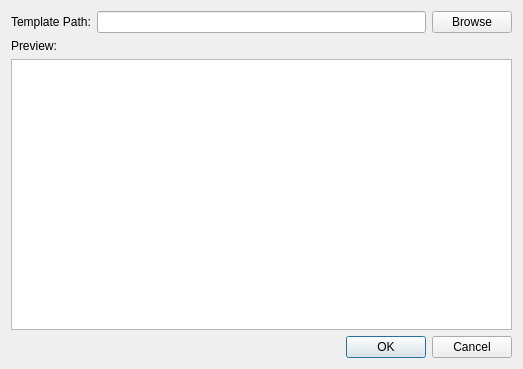
The window that src/kdefrontend/ui/TemplateChooserDialog.ui (Physolia/labplot) describes before a commit, drawn with Qt 5.
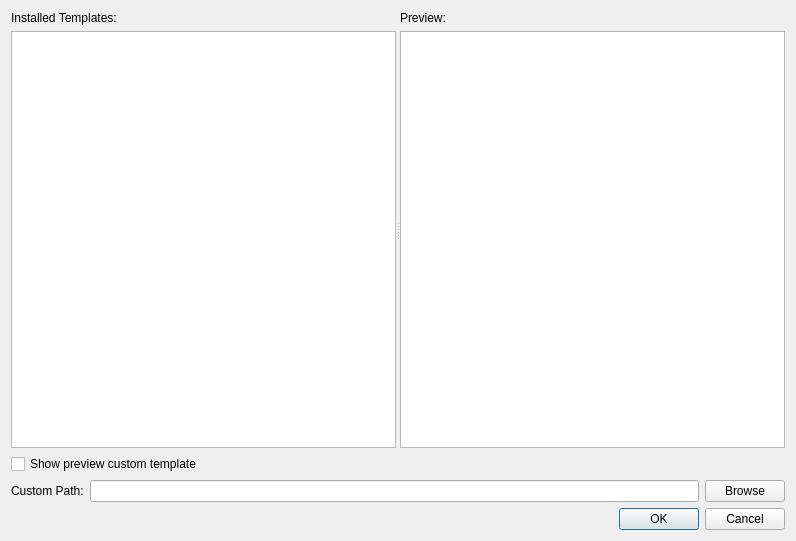
The same window after the commit.

Patch:
```diff
--- a/src/kdefrontend/ui/TemplateChooserDialog.ui
+++ b/src/kdefrontend/ui/TemplateChooserDialog.ui
@@ -6,20 +6,72 @@
    <rect>
     <x>0</x>
     <y>0</y>
-    <width>523</width>
-    <height>369</height>
+    <width>796</width>
+    <height>541</height>
    </rect>
   </property>
   <property name="windowTitle">
    <string>Dialog</string>
   </property>
-  <layout class="QVBoxLayout" name="verticalLayout">
+  <layout class="QVBoxLayout" name="verticalLayout_2">
+   <item>
+    <widget class="QSplitter" name="splitter">
+     <property name="sizePolicy">
+      <sizepolicy hsizetype="Expanding" vsizetype="Expanding">
+       <horstretch>0</horstretch>
+       <verstretch>0</verstretch>
+      </sizepolicy>
+     </property>
+     <property name="orientation">
+      <enum>Qt::Horizontal</enum>
+     </property>
+     <widget class="QWidget" name="layoutWidget">
+      <layout class="QVBoxLayout" name="verticalLayout">
+       <item>
+        <widget class="QLabel" name="label_3">
+         <property name="text">
+          <string>Installed Templates:</string>
+         </property>
+        </widget>
+       </item>
+       <item>
+        <widget class="QListView" name="lvInstalledTemplates"/>
+       </item>
+      </layout>
+     </widget>
+     <widget class="QWidget" name="layoutWidget">
+      <layout class="QVBoxLayout" name="lPreview">
+       <item>
+        <widget class="QLabel" name="label_2">
+         <property name="text">
+          <string>Preview:</string>
+         </property>
+        </widget>
+       </item>
+       <item>
+        <widget class="QTextEdit" name="teMessage">
+         <property name="readOnly">
+          <bool>true</bool>
+         </property>
+        </widget>
+       </item>
+      </layout>
+     </widget>
+    </widget>
+   </item>
+   <item>
+    <widget class="QCheckBox" name="cbCustomTemplatePreview">
+     <property name="text">
+      <string>Show preview custom template</string>
+     </property>
+    </widget>
+   </item>
    <item>
     <layout class="QHBoxLayout" name="horizontalLayout">
      <item>
       <widget class="QLabel" name="label">
        <property name="text">
-        <string>Template Path:</string>
+        <string>Custom Path:</string>
        </property>
       </widget>
      </item>
@@ -35,24 +87,6 @@
      </item>
     </layout>
    </item>
-   <item>
-    <layout class="QVBoxLayout" name="lPreview">
-     <item>
-      <widget class="QLabel" name="label_2">
-       <property name="text">
-        <string>Preview:</string>
-       </property>
-      </widget>
-     </item>
-     <item>
-      <widget class="QTextEdit" name="teMessage">
-       <property name="readOnly">
-        <bool>true</bool>
-       </property>
-      </widget>
-     </item>
-    </layout>
-   </item>
    <item>
     <widget class="QDialogButtonBox" name="buttonBox">
      <property name="orientation">
```
